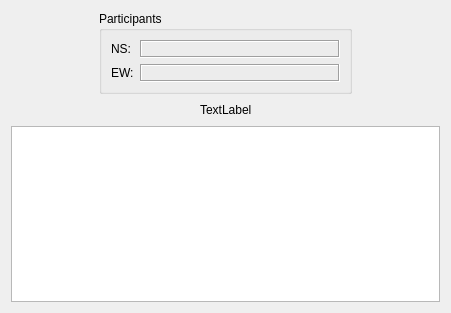
Before: the Qt Designer form ZBridge/cmainscoredialog.ui in erik-knudsen/BridgeZ, drawn with Qt 5.
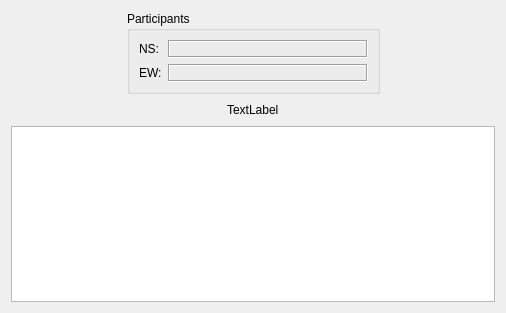
After: the same form once the commit is applied.

Commit message: Size of dialogs.

What changed in the file:
```diff
--- a/ZBridge/cmainscoredialog.ui
+++ b/ZBridge/cmainscoredialog.ui
@@ -6,7 +6,7 @@
    <rect>
     <x>0</x>
     <y>0</y>
-    <width>451</width>
+    <width>506</width>
     <height>313</height>
    </rect>
   </property>
```
The commit also changes 3 other files.
